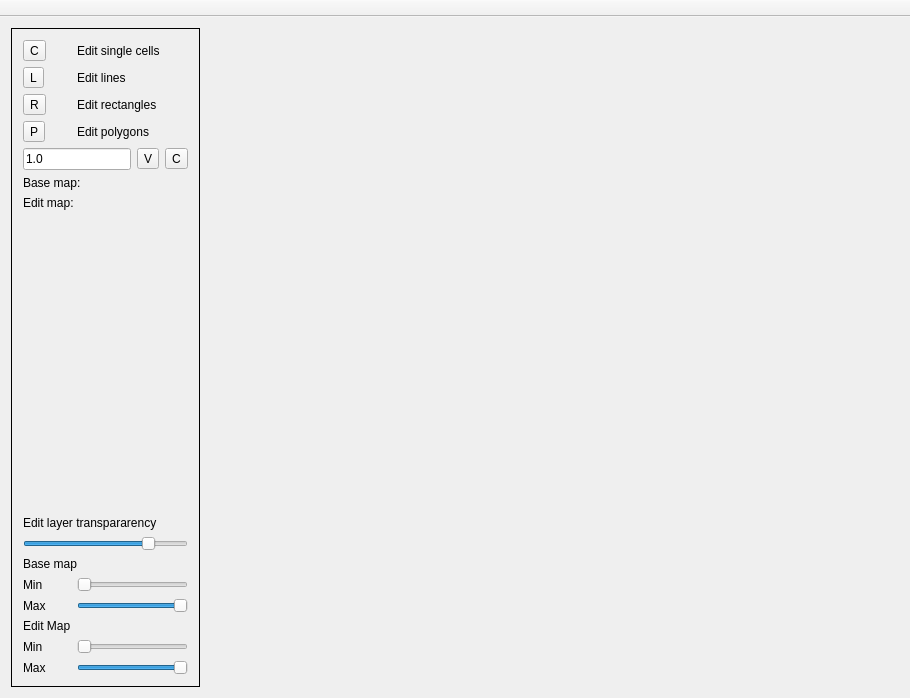
This is mainwindow.ui in vjetten/MapEdit as Qt 5 draws it before an edit. The edited form follows.
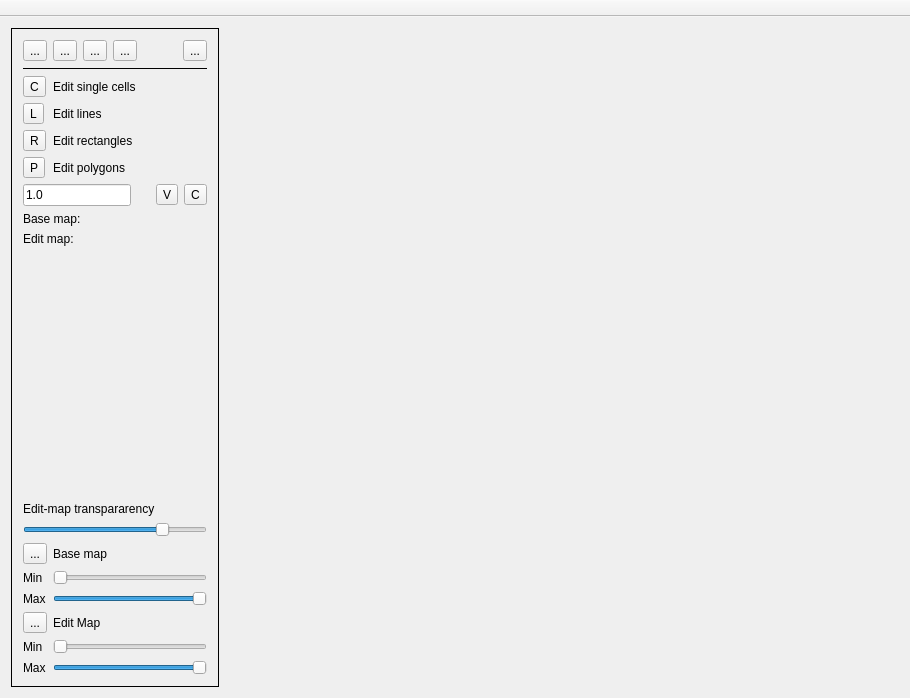
This is the edited form. Icons and pictures are not drawn.

Commit message: // Gtiff stuff, finetuning, help file

```diff
--- a/mainwindow.ui
+++ b/mainwindow.ui
@@ -64,34 +64,7 @@
        <enum>QFrame::Plain</enum>
       </property>
       <layout class="QGridLayout" name="gridLayout">
-       <item row="16" column="0">
-        <widget class="QLabel" name="label_10">
-         <property name="sizePolicy">
-          <sizepolicy hsizetype="Fixed" vsizetype="Preferred">
-           <horstretch>0</horstretch>
-           <verstretch>0</verstretch>
-          </sizepolicy>
-         </property>
-         <property name="text">
-          <string>Max</string>
-         </property>
-        </widget>
-       </item>
-       <item row="2" column="0">
-        <widget class="QToolButton" name="toolButton_editRectangle">
-         <property name="text">
-          <string>R</string>
-         </property>
-         <property name="icon">
-          <iconset resource="resources/mapedit.qrc">
-           <normaloff>:/editrect.png</normaloff>:/editrect.png</iconset>
-         </property>
-         <property name="checkable">
-          <bool>true</bool>
-         </property>
-        </widget>
-       </item>
-       <item row="3" column="1" colspan="4">
+       <item row="5" column="1">
         <widget class="QLabel" name="label_6">
          <property name="toolTip">
           <string>left mouse to dgitize, right mouse to end the polygon</string>
@@ -101,7 +74,91 @@
          </property>
         </widget>
        </item>
-       <item row="3" column="0">
+       <item row="13" column="1" colspan="3">
+        <widget class="QSlider" name="slider_baseMin">
+         <property name="toolTipDuration">
+          <number>-1</number>
+         </property>
+         <property name="minimum">
+          <number>1</number>
+         </property>
+         <property name="orientation">
+          <enum>Qt::Horizontal</enum>
+         </property>
+        </widget>
+       </item>
+       <item row="17" column="0">
+        <widget class="QLabel" name="label_10">
+         <property name="sizePolicy">
+          <sizepolicy hsizetype="Fixed" vsizetype="Preferred">
+           <horstretch>0</horstretch>
+           <verstretch>0</verstretch>
+          </sizepolicy>
+         </property>
+         <property name="text">
+          <string>Max</string>
+         </property>
+        </widget>
+       </item>
+       <item row="13" column="0">
+        <widget class="QLabel" name="label_2">
+         <property name="sizePolicy">
+          <sizepolicy hsizetype="Fixed" vsizetype="Preferred">
+           <horstretch>0</horstretch>
+           <verstretch>0</verstretch>
+          </sizepolicy>
+         </property>
+         <property name="text">
+          <string>Min</string>
+         </property>
+        </widget>
+       </item>
+       <item row="14" column="0">
+        <widget class="QLabel" name="label_8">
+         <property name="sizePolicy">
+          <sizepolicy hsizetype="Fixed" vsizetype="Preferred">
+           <horstretch>0</horstretch>
+           <verstretch>0</verstretch>
+          </sizepolicy>
+         </property>
+         <property name="text">
+          <string>Max</string>
+         </property>
+        </widget>
+       </item>
+       <item row="12" column="1">
+        <widget class="QLabel" name="label">
+         <property name="text">
+          <string>Base map</string>
+         </property>
+        </widget>
+       </item>
+       <item row="11" column="0" colspan="4">
+        <widget class="QSlider" name="transparency">
+         <property name="sizePolicy">
+          <sizepolicy hsizetype="Preferred" vsizetype="Fixed">
+           <horstretch>0</horstretch>
+           <verstretch>0</verstretch>
+          </sizepolicy>
+         </property>
+         <property name="minimum">
+          <number>1</number>
+         </property>
+         <property name="maximum">
+          <number>255</number>
+         </property>
+         <property name="value">
+          <number>200</number>
+         </property>
+         <property name="sliderPosition">
+          <number>200</number>
+         </property>
+         <property name="orientation">
+          <enum>Qt::Horizontal</enum>
+         </property>
+        </widget>
+       </item>
+       <item row="5" column="0">
         <widget class="QToolButton" name="toolButton_editPolygon">
          <property name="text">
           <string>P</string>
@@ -115,7 +172,7 @@
          </property>
         </widget>
        </item>
-       <item row="7" column="0">
+       <item row="9" column="0">
         <spacer name="verticalSpacer">
          <property name="orientation">
           <enum>Qt::Vertical</enum>
@@ -128,27 +185,7 @@
          </property>
         </spacer>
        </item>
-       <item row="13" column="0">
-        <widget class="QLabel" name="label_8">
-         <property name="sizePolicy">
-          <sizepolicy hsizetype="Fixed" vsizetype="Preferred">
-           <horstretch>0</horstretch>
-           <verstretch>0</verstretch>
-          </sizepolicy>
-         </property>
-         <property name="text">
-          <string>Max</string>
-         </property>
-        </widget>
-       </item>
-       <item row="8" column="0" colspan="5">
-        <widget class="QLabel" name="label_7">
-         <property name="text">
-          <string>Edit layer transpararency</string>
-         </property>
-        </widget>
-       </item>
-       <item row="4" column="4">
+       <item row="6" column="3">
         <widget class="QToolButton" name="toolButton_restoreEdit">
          <property name="toolTip">
           <string>Restore original values in selection</string>
@@ -162,7 +199,17 @@
          </property>
         </widget>
        </item>
-       <item row="13" column="1" colspan="4">
+       <item row="4" column="1">
+        <widget class="QLabel" name="label_5">
+         <property name="toolTip">
+          <string>click opposite corners</string>
+         </property>
+         <property name="text">
+          <string>Edit rectangles</string>
+         </property>
+        </widget>
+       </item>
+       <item row="14" column="1" colspan="3">
         <widget class="QSlider" name="slider_baseMax">
          <property name="minimum">
           <number>1</number>
@@ -175,28 +222,34 @@
          </property>
         </widget>
        </item>
-       <item row="4" column="3">
-        <widget class="QToolButton" name="toolButton_doEdit">
+       <item row="3" column="1">
+        <widget class="QLabel" name="label_4">
          <property name="toolTip">
           <string>Replace selection with this value</string>
          </property>
          <property name="text">
-          <string>V</string>
+          <string>Edit lines</string>
          </property>
-         <property name="icon">
-          <iconset resource="resources/mapedit.qrc">
-           <normaloff>:/checkmark.png</normaloff>:/checkmark.png</iconset>
+        </widget>
+       </item>
+       <item row="2" column="1">
+        <widget class="QLabel" name="label_3">
+         <property name="toolTip">
+          <string>left mouse selects a single cell</string>
          </property>
+         <property name="text">
+          <string>Edit single cells</string>
+         </property>
         </widget>
        </item>
-       <item row="5" column="0" colspan="5">
-        <widget class="QLabel" name="label_base">
+       <item row="8" column="0" colspan="2">
+        <widget class="QLabel" name="label_edit">
          <property name="text">
-          <string>Base map: &lt;empty&gt;</string>
+          <string>Edit map: &lt;empty&gt;</string>
          </property>
         </widget>
        </item>
-       <item row="1" column="0">
+       <item row="3" column="0">
         <widget class="QToolButton" name="toolButton_editLine">
          <property name="text">
           <string>L</string>
@@ -210,20 +263,96 @@
          </property>
         </widget>
        </item>
-       <item row="15" column="0">
-        <widget class="QLabel" name="label_9">
-         <property name="sizePolicy">
-          <sizepolicy hsizetype="Fixed" vsizetype="Preferred">
-           <horstretch>0</horstretch>
-           <verstretch>0</verstretch>
-          </sizepolicy>
+       <item row="10" column="0" colspan="3">
+        <widget class="QLabel" name="label_7">
+         <property name="text">
+          <string>Edit-map transpararency</string>
          </property>
+        </widget>
+       </item>
+       <item row="0" column="0" colspan="4">
+        <layout class="QHBoxLayout" name="horizontalLayout">
+         <item>
+          <widget class="QToolButton" name="toolButton_openFile">
+           <property name="text">
+            <string>...</string>
+           </property>
+           <property name="icon">
+            <iconset resource="resources/mapedit.qrc">
+             <normaloff>:/Folder-Open-icon.png</normaloff>:/Folder-Open-icon.png</iconset>
+           </property>
+          </widget>
+         </item>
+         <item>
+          <widget class="QToolButton" name="toolButton_saveFile">
+           <property name="text">
+            <string>...</string>
+           </property>
+           <property name="icon">
+            <iconset resource="resources/mapedit.qrc">
+             <normaloff>:/filesave2X.png</normaloff>:/filesave2X.png</iconset>
+           </property>
+          </widget>
+         </item>
+         <item>
+          <widget class="QToolButton" name="toolButton_saveFileas">
+           <property name="text">
+            <string>...</string>
+           </property>
+           <property name="icon">
+            <iconset resource="resources/mapedit.qrc">
+             <normaloff>:/filesaveas2X.png</normaloff>:/filesaveas2X.png</iconset>
+           </property>
+          </widget>
+         </item>
+         <item>
+          <widget class="QToolButton" name="toolButton_resize">
+           <property name="text">
+            <string>...</string>
+           </property>
+           <property name="icon">
+            <iconset resource="resources/mapedit.qrc">
+             <normaloff>:/adjustsize.png</normaloff>:/adjustsize.png</iconset>
+           </property>
+          </widget>
+         </item>
+         <item>
+          <spacer name="horizontalSpacer">
+           <property name="orientation">
+            <enum>Qt::Horizontal</enum>
+           </property>
+           <property name="sizeHint" stdset="0">
+            <size>
+             <width>40</width>
+             <height>20</height>
+            </size>
+           </property>
+          </spacer>
+         </item>
+         <item>
+          <widget class="QToolButton" name="toolButton_help">
+           <property name="text">
+            <string>...</string>
+           </property>
+           <property name="icon">
+            <iconset resource="resources/mapedit.qrc">
+             <normaloff>:/question-mark-button2x.png</normaloff>:/question-mark-button2x.png</iconset>
+           </property>
+          </widget>
+         </item>
+        </layout>
+       </item>
+       <item row="12" column="0">
+        <widget class="QToolButton" name="toolButton_paletteBase">
+         <property name="toolTip">
+          <string>Change palette of base map</string>
+         </property>
          <property name="text">
-          <string>Min</string>
+          <string>...</string>
          </property>
         </widget>
        </item>
-       <item row="4" column="0" colspan="3">
+       <item row="6" column="0" colspan="2">
         <widget class="QLineEdit" name="lineEdit_Value">
          <property name="sizePolicy">
           <sizepolicy hsizetype="Fixed" vsizetype="Fixed">
@@ -242,24 +371,21 @@
          </property>
         </widget>
        </item>
-       <item row="2" column="1" colspan="4">
-        <widget class="QLabel" name="label_5">
-         <property name="toolTip">
-          <string>click opposite corners</string>
-         </property>
+       <item row="4" column="0">
+        <widget class="QToolButton" name="toolButton_editRectangle">
          <property name="text">
-          <string>Edit rectangles</string>
+          <string>R</string>
          </property>
-        </widget>
-       </item>
-       <item row="6" column="0" colspan="5">
-        <widget class="QLabel" name="label_edit">
-         <property name="text">
-          <string>Edit map: &lt;empty&gt;</string>
+         <property name="icon">
+          <iconset resource="resources/mapedit.qrc">
+           <normaloff>:/editrect.png</normaloff>:/editrect.png</iconset>
          </property>
+         <property name="checkable">
+          <bool>true</bool>
+         </property>
         </widget>
        </item>
-       <item row="0" column="0">
+       <item row="2" column="0">
         <widget class="QToolButton" name="toolButton_editCell">
          <property name="text">
           <string>C</string>
@@ -273,28 +399,8 @@
          </property>
         </widget>
        </item>
-       <item row="1" column="1" colspan="4">
-        <widget class="QLabel" name="label_4">
-         <property name="toolTip">
-          <string>left mouse to digitize , right mouse to end the line</string>
-         </property>
-         <property name="text">
-          <string>Edit lines</string>
-         </property>
-        </widget>
-       </item>
-       <item row="0" column="1" colspan="4">
-        <widget class="QLabel" name="label_3">
-         <property name="toolTip">
-          <string>left mouse selects a single cell</string>
-         </property>
-         <property name="text">
-          <string>Edit single cells</string>
-         </property>
-        </widget>
-       </item>
-       <item row="11" column="0">
-        <widget class="QLabel" name="label_2">
+       <item row="16" column="0">
+        <widget class="QLabel" name="label_9">
          <property name="sizePolicy">
           <sizepolicy hsizetype="Fixed" vsizetype="Preferred">
            <horstretch>0</horstretch>
@@ -306,66 +412,52 @@
          </property>
         </widget>
        </item>
-       <item row="11" column="1" colspan="4">
-        <widget class="QSlider" name="slider_baseMin">
-         <property name="toolTipDuration">
-          <number>-1</number>
+       <item row="15" column="0">
+        <widget class="QToolButton" name="toolButton_paletteTop">
+         <property name="toolTip">
+          <string>Change palette of edit map</string>
          </property>
-         <property name="minimum">
-          <number>1</number>
+         <property name="text">
+          <string>...</string>
          </property>
+         <property name="icon">
+          <iconset resource="resources/mapedit.qrc">
+           <normaloff>:/palette.png</normaloff>:/palette.png</iconset>
+         </property>
+        </widget>
+       </item>
+       <item row="16" column="1" colspan="3">
+        <widget class="QSlider" name="slider_editMin">
          <property name="orientation">
           <enum>Qt::Horizontal</enum>
          </property>
         </widget>
        </item>
-       <item row="10" column="0" colspan="5">
-        <widget class="QLabel" name="label">
+       <item row="6" column="2">
+        <widget class="QToolButton" name="toolButton_doEdit">
+         <property name="toolTip">
+          <string>Replace selection with this value</string>
+         </property>
          <property name="text">
-          <string>Base map</string>
+          <string>V</string>
          </property>
         </widget>
        </item>
-       <item row="9" column="0" colspan="5">
-        <widget class="QSlider" name="transparency">
-         <property name="sizePolicy">
-          <sizepolicy hsizetype="Preferred" vsizetype="Fixed">
-           <horstretch>0</horstretch>
-           <verstretch>0</verstretch>
-          </sizepolicy>
+       <item row="7" column="0" colspan="2">
+        <widget class="QLabel" name="label_base">
+         <property name="text">
+          <string>Base map: &lt;empty&gt;</string>
          </property>
-         <property name="minimum">
-          <number>1</number>
-         </property>
-         <property name="maximum">
-          <number>255</number>
-         </property>
-         <property name="value">
-          <number>200</number>
-         </property>
-         <property name="sliderPosition">
-          <number>200</number>
-         </property>
-         <property name="orientation">
-          <enum>Qt::Horizontal</enum>
-         </property>
         </widget>
        </item>
-       <item row="14" column="0">
+       <item row="15" column="1">
         <widget class="QLabel" name="label_11">
          <property name="text">
           <string>Edit Map</string>
          </property>
         </widget>
        </item>
-       <item row="15" column="1" colspan="4">
-        <widget class="QSlider" name="slider_editMin">
-         <property name="orientation">
-          <enum>Qt::Horizontal</enum>
-         </property>
-        </widget>
-       </item>
-       <item row="16" column="1" colspan="4">
+       <item row="17" column="1" colspan="3">
         <widget class="QSlider" name="slider_editMax">
          <property name="minimum">
           <number>1</number>
@@ -377,6 +469,50 @@
           <enum>Qt::Horizontal</enum>
          </property>
         </widget>
+       </item>
+       <item row="1" column="0" colspan="4">
+        <widget class="Line" name="line">
+         <property name="frameShadow">
+          <enum>QFrame::Plain</enum>
+         </property>
+         <property name="orientation">
+          <enum>Qt::Horizontal</enum>
+         </property>
+        </widget>
+       </item>
+      </layout>
+     </widget>
+    </item>
+    <item row="0" column="1">
+     <widget class="QFrame" name="frame_2">
+      <property name="frameShape">
+       <enum>QFrame::NoFrame</enum>
+      </property>
+      <property name="frameShadow">
+       <enum>QFrame::Plain</enum>
+      </property>
+      <layout class="QGridLayout" name="gridLayout_2">
+       <property name="leftMargin">
+        <number>1</number>
+       </property>
+       <property name="topMargin">
+        <number>1</number>
+       </property>
+       <property name="rightMargin">
+        <number>1</number>
+       </property>
+       <property name="bottomMargin">
+        <number>1</number>
+       </property>
+       <property name="spacing">
+        <number>1</number>
+       </property>
+       <item row="0" column="0">
+        <layout class="QHBoxLayout" name="layout_Map">
+         <property name="spacing">
+          <number>0</number>
+         </property>
+        </layout>
        </item>
       </layout>
      </widget>
```
Left out of the diff: 44 changed lines with no effect on the pictures. The commit also changes 12 other files.
